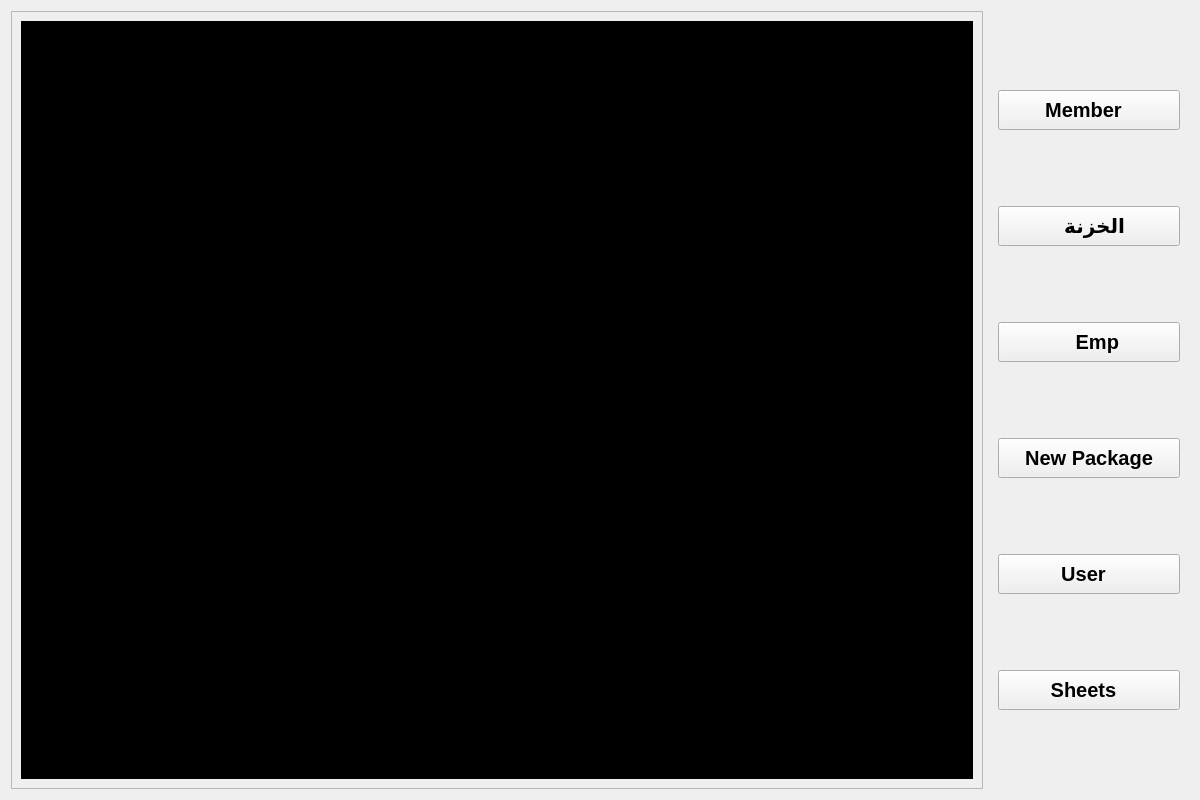
The window that dashboard.ui (neesaaa/Gym-System) describes before a commit, drawn with Qt 5.
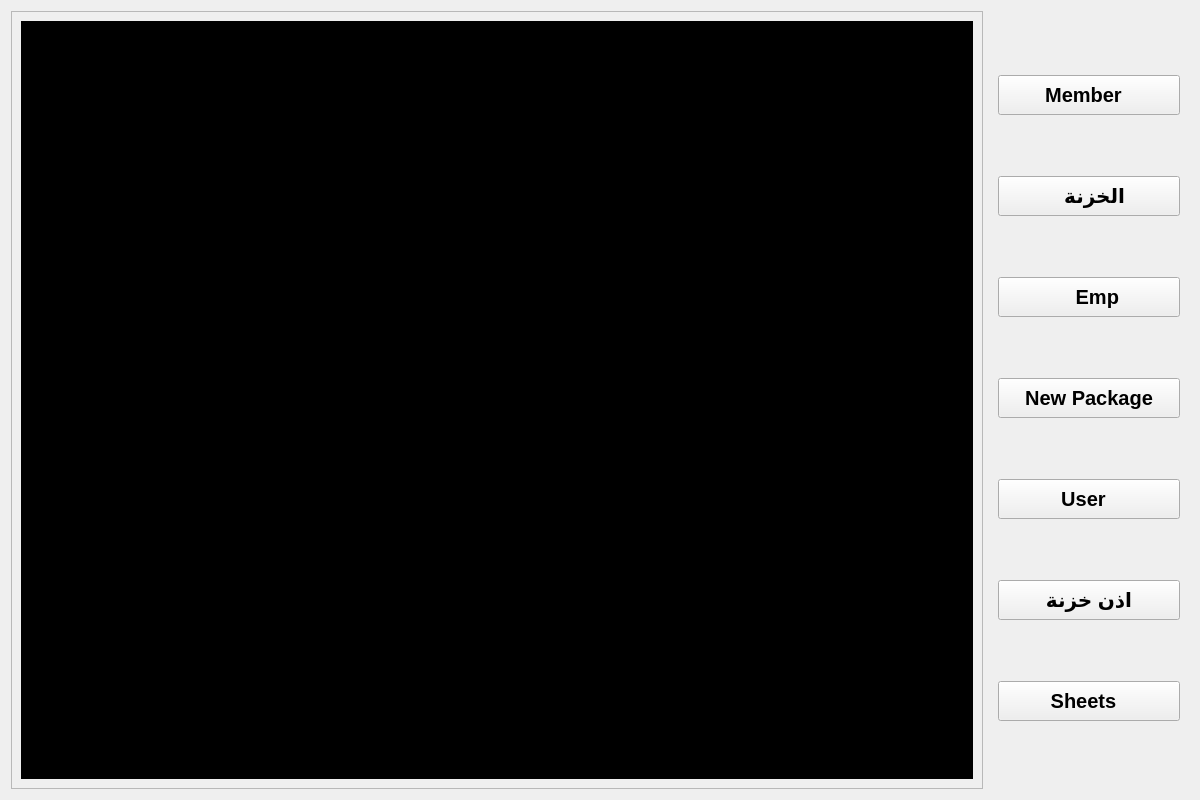
The same window after the commit. Icons and pictures are not drawn.

Diff of the .ui file:
```diff
--- a/dashboard.ui
+++ b/dashboard.ui
@@ -257,6 +257,38 @@
         </property>
        </widget>
       </item>
+      <item>
+       <widget class="QPushButton" name="ezn">
+        <property name="minimumSize">
+         <size>
+          <width>0</width>
+          <height>40</height>
+         </size>
+        </property>
+        <property name="font">
+         <font>
+          <pointsize>15</pointsize>
+          <bold>true</bold>
+         </font>
+        </property>
+        <property name="layoutDirection">
+         <enum>Qt::RightToLeft</enum>
+        </property>
+        <property name="text">
+         <string>اذن خزنة</string>
+        </property>
+        <property name="icon">
+         <iconset resource="images/images.qrc">
+          <normaloff>:/login/cash-payment.png</normaloff>:/login/cash-payment.png</iconset>
+        </property>
+        <property name="iconSize">
+         <size>
+          <width>36</width>
+          <height>36</height>
+         </size>
+        </property>
+       </widget>
+      </item>
       <item>
        <widget class="QPushButton" name="sheet">
         <property name="sizePolicy">
```
